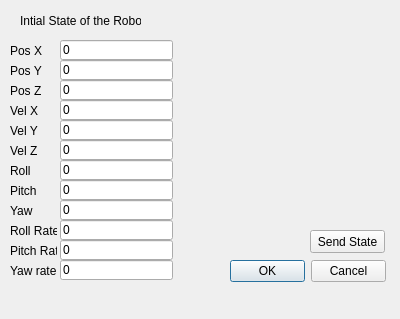
First picture: the form in src/gui/gui.ui, repository AlexKoldy/trajectory-optimization, before the edit.
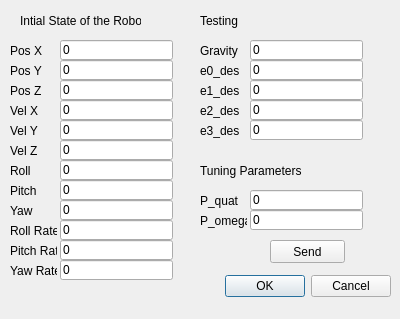
Second picture: the form after the edit.

Patch:
```diff
--- a/src/gui/gui.ui
+++ b/src/gui/gui.ui
@@ -13,7 +13,23 @@
   <property name="windowTitle">
    <string>Dialog</string>
   </property>
-  <widget class="QLineEdit" name="lineEdit">
+  <widget class="QDialogButtonBox" name="Save">
+   <property name="geometry">
+    <rect>
+     <x>50</x>
+     <y>270</y>
+     <width>341</width>
+     <height>32</height>
+    </rect>
+   </property>
+   <property name="orientation">
+    <enum>Qt::Horizontal</enum>
+   </property>
+   <property name="standardButtons">
+    <set>QDialogButtonBox::Cancel|QDialogButtonBox::Ok</set>
+   </property>
+  </widget>
+  <widget class="QLineEdit" name="x">
    <property name="geometry">
     <rect>
      <x>60</x>
@@ -260,36 +276,36 @@
     <string>Vel Z</string>
    </property>
   </widget>
-  <widget class="QLabel" name="label_10">
-   <property name="geometry">
-    <rect>
-     <x>10</x>
-     <y>200</y>
-     <width>47</width>
-     <height>21</height>
-    </rect>
-   </property>
-   <property name="text">
-    <string>Yaw</string>
-   </property>
-  </widget>
   <widget class="QLabel" name="label_8">
    <property name="geometry">
     <rect>
      <x>10</x>
-     <y>160</y>
+     <y>200</y>
      <width>47</width>
      <height>21</height>
     </rect>
    </property>
    <property name="text">
-    <string>Roll</string>
+    <string>Yaw</string>
    </property>
   </widget>
   <widget class="QLabel" name="label_9">
    <property name="geometry">
     <rect>
      <x>10</x>
+     <y>160</y>
+     <width>47</width>
+     <height>21</height>
+    </rect>
+   </property>
+   <property name="text">
+    <string>Roll</string>
+   </property>
+  </widget>
+  <widget class="QLabel" name="label_10">
+   <property name="geometry">
+    <rect>
+     <x>10</x>
      <y>180</y>
      <width>47</width>
      <height>21</height>
@@ -299,36 +315,36 @@
     <string>Pitch</string>
    </property>
   </widget>
-  <widget class="QLabel" name="label_13">
-   <property name="geometry">
-    <rect>
-     <x>10</x>
-     <y>260</y>
-     <width>47</width>
-     <height>21</height>
-    </rect>
-   </property>
-   <property name="text">
-    <string>Yaw rate</string>
-   </property>
-  </widget>
   <widget class="QLabel" name="label_11">
    <property name="geometry">
     <rect>
      <x>10</x>
-     <y>220</y>
+     <y>260</y>
      <width>47</width>
      <height>21</height>
     </rect>
    </property>
    <property name="text">
-    <string>Roll Rate</string>
+    <string>Yaw Rate</string>
    </property>
   </widget>
   <widget class="QLabel" name="label_12">
    <property name="geometry">
     <rect>
      <x>10</x>
+     <y>220</y>
+     <width>47</width>
+     <height>21</height>
+    </rect>
+   </property>
+   <property name="text">
+    <string>Roll Rate</string>
+   </property>
+  </widget>
+  <widget class="QLabel" name="label_13">
+   <property name="geometry">
+    <rect>
+     <x>10</x>
      <y>240</y>
      <width>47</width>
      <height>21</height>
@@ -338,30 +354,225 @@
     <string>Pitch Rate</string>
    </property>
   </widget>
-  <widget class="QPushButton" name="sendButton">
+  <widget class="QLabel" name="label_16">
    <property name="geometry">
     <rect>
-     <x>310</x>
-     <y>230</y>
+     <x>200</x>
+     <y>10</y>
+     <width>121</width>
+     <height>21</height>
+    </rect>
+   </property>
+   <property name="text">
+    <string>Testing</string>
+   </property>
+  </widget>
+  <widget class="QLabel" name="label_17">
+   <property name="geometry">
+    <rect>
+     <x>200</x>
+     <y>120</y>
+     <width>47</width>
+     <height>21</height>
+    </rect>
+   </property>
+   <property name="text">
+    <string>e3_des</string>
+   </property>
+  </widget>
+  <widget class="QLineEdit" name="e2_des">
+   <property name="geometry">
+    <rect>
+     <x>250</x>
+     <y>100</y>
+     <width>113</width>
+     <height>20</height>
+    </rect>
+   </property>
+   <property name="text">
+    <string>0</string>
+   </property>
+  </widget>
+  <widget class="QLabel" name="label_18">
+   <property name="geometry">
+    <rect>
+     <x>200</x>
+     <y>40</y>
+     <width>47</width>
+     <height>21</height>
+    </rect>
+   </property>
+   <property name="text">
+    <string>Gravity</string>
+   </property>
+  </widget>
+  <widget class="QLabel" name="label_19">
+   <property name="geometry">
+    <rect>
+     <x>200</x>
+     <y>60</y>
+     <width>47</width>
+     <height>21</height>
+    </rect>
+   </property>
+   <property name="text">
+    <string>e0_des</string>
+   </property>
+  </widget>
+  <widget class="QLabel" name="label_20">
+   <property name="geometry">
+    <rect>
+     <x>200</x>
+     <y>100</y>
+     <width>47</width>
+     <height>21</height>
+    </rect>
+   </property>
+   <property name="text">
+    <string>e2_des</string>
+   </property>
+  </widget>
+  <widget class="QLabel" name="label_21">
+   <property name="geometry">
+    <rect>
+     <x>200</x>
+     <y>80</y>
+     <width>47</width>
+     <height>21</height>
+    </rect>
+   </property>
+   <property name="text">
+    <string>e1_des</string>
+   </property>
+  </widget>
+  <widget class="QLineEdit" name="e3_des">
+   <property name="geometry">
+    <rect>
+     <x>250</x>
+     <y>120</y>
+     <width>113</width>
+     <height>20</height>
+    </rect>
+   </property>
+   <property name="text">
+    <string>0</string>
+   </property>
+  </widget>
+  <widget class="QLineEdit" name="e0_des">
+   <property name="geometry">
+    <rect>
+     <x>250</x>
+     <y>60</y>
+     <width>113</width>
+     <height>20</height>
+    </rect>
+   </property>
+   <property name="text">
+    <string>0</string>
+   </property>
+  </widget>
+  <widget class="QLineEdit" name="g">
+   <property name="geometry">
+    <rect>
+     <x>250</x>
+     <y>40</y>
+     <width>113</width>
+     <height>20</height>
+    </rect>
+   </property>
+   <property name="text">
+    <string>0</string>
+   </property>
+  </widget>
+  <widget class="QLineEdit" name="e1_des">
+   <property name="geometry">
+    <rect>
+     <x>250</x>
+     <y>80</y>
+     <width>113</width>
+     <height>20</height>
+    </rect>
+   </property>
+   <property name="text">
+    <string>0</string>
+   </property>
+  </widget>
+  <widget class="QLabel" name="label_22">
+   <property name="geometry">
+    <rect>
+     <x>200</x>
+     <y>160</y>
+     <width>121</width>
+     <height>21</height>
+    </rect>
+   </property>
+   <property name="text">
+    <string>Tuning Parameters</string>
+   </property>
+  </widget>
+  <widget class="QLineEdit" name="P_omega">
+   <property name="geometry">
+    <rect>
+     <x>250</x>
+     <y>210</y>
+     <width>113</width>
+     <height>20</height>
+    </rect>
+   </property>
+   <property name="text">
+    <string>0</string>
+   </property>
+  </widget>
+  <widget class="QLineEdit" name="P_quat">
+   <property name="geometry">
+    <rect>
+     <x>250</x>
+     <y>190</y>
+     <width>113</width>
+     <height>20</height>
+    </rect>
+   </property>
+   <property name="text">
+    <string>0</string>
+   </property>
+  </widget>
+  <widget class="QLabel" name="label_23">
+   <property name="geometry">
+    <rect>
+     <x>200</x>
+     <y>210</y>
+     <width>47</width>
+     <height>21</height>
+    </rect>
+   </property>
+   <property name="text">
+    <string>P_omega</string>
+   </property>
+  </widget>
+  <widget class="QLabel" name="label_24">
+   <property name="geometry">
+    <rect>
+     <x>200</x>
+     <y>190</y>
+     <width>47</width>
+     <height>21</height>
+    </rect>
+   </property>
+   <property name="text">
+    <string>P_quat</string>
+   </property>
+  </widget>
+  <widget class="QPushButton" name="send_button">
+   <property name="geometry">
+    <rect>
+     <x>270</x>
+     <y>240</y>
      <width>75</width>
      <height>23</height>
     </rect>
    </property>
    <property name="text">
-    <string>Send State</string>
-   </property>
-  </widget>
-  <widget class="QDialogButtonBox" name="buttonBox">
-   <property name="geometry">
-    <rect>
-     <x>230</x>
-     <y>260</y>
-     <width>156</width>
-     <height>23</height>
-    </rect>
-   </property>
-   <property name="standardButtons">
-    <set>QDialogButtonBox::Cancel|QDialogButtonBox::Ok</set>
+    <string>Send</string>
    </property>
   </widget>
  </widget>
```
Left out of the diff: 57 changed lines with no effect on the pictures.
